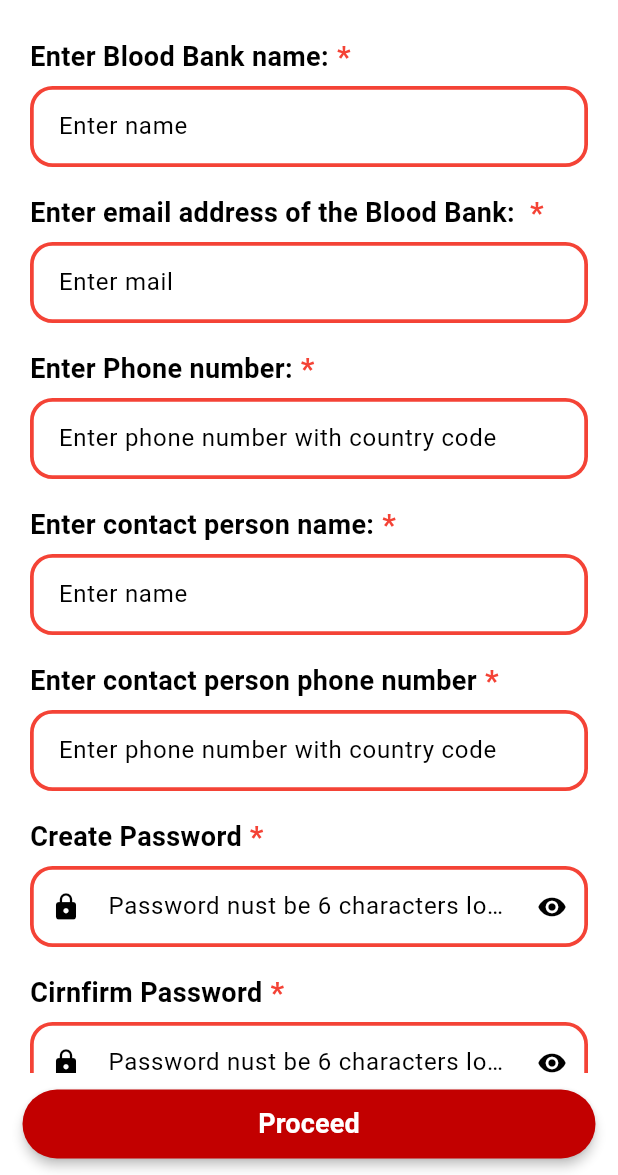
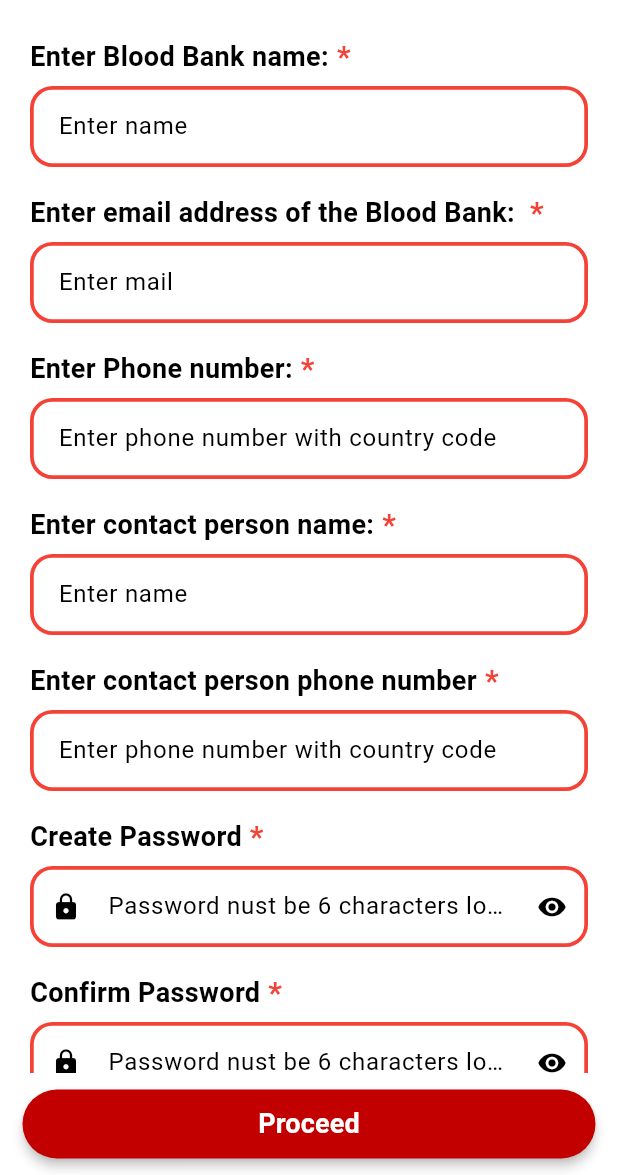
Before and after one commit to sagarsen2023/RedCell-Connect, a Flutter app: the BloodBankRegistration screen opened directly, on a phone screen of 412 x 824 dp, the part 61-1236 px from its top. Run offline on Flutter 3.47's test engine with Material 3 defaults, Android fonts, the phone set to English and light mode, and no system bars; our stand-ins replace cloud_firestore, firebase_auth, firebase_core, geocoding, geolocator, shared_preferences; accounts and stored records are empty.

Commit message:
A small change is done with UI, also some spelling error fixed.

```diff
--- a/lib/screens/auth/edit_details.dart
+++ b/lib/screens/auth/edit_details.dart
@@ -148,7 +148,7 @@ class _EditProfileDetailsState extends State<EditProfileDetails> {
                                 context: context,
                                 headertext: "Update Data",
                                 descriptionText:
-                                    "Did you entered the correct details?",
+                                    "Have you entered the correct details?",
                                 contiueFunction: () {
                                   editDetails();
                                   Navigator.pop(context);
--- a/lib/screens/bloodbank/bloodbank_registration.dart
+++ b/lib/screens/bloodbank/bloodbank_registration.dart
@@ -130,7 +130,7 @@ class _BloodBankRegistrationState extends State<BloodBankRegistration> {
               passwordController: createPasswordController,
             ),
             RedcellPasswordField(
-              helpText: "Cirnfirm Password",
+              helpText: "Confirm Password",
               customHintText: "Password nust be 6 characters long",
               inputKeyboardType: TextInputType.name,
               customPreffixIcon: Icons.lock,
```
Also changed, not shown: lib/components/components.dart (+5 -4 lines), 2 other files.
